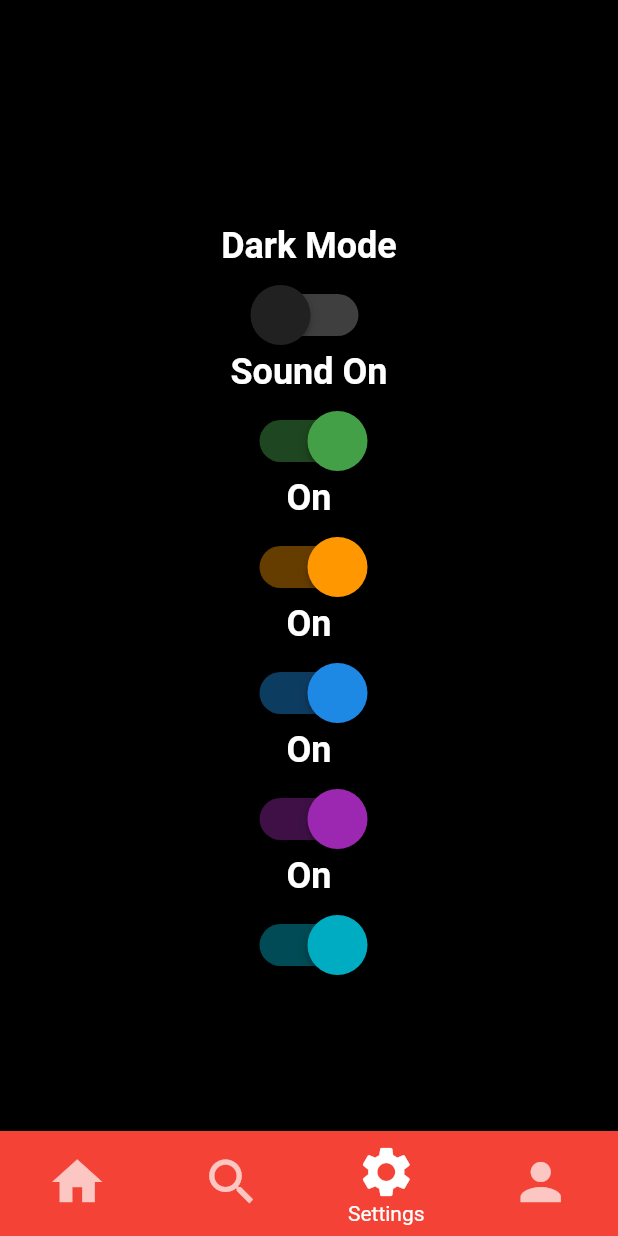
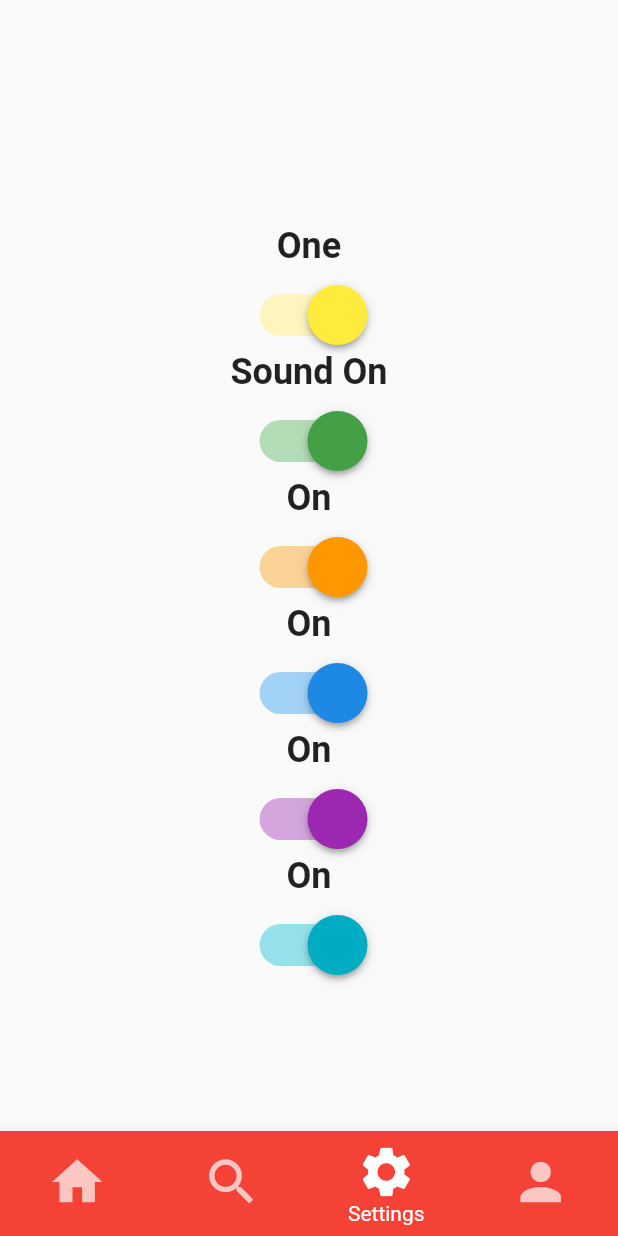
Before and after one commit to The-Law-1/Redditech, a Flutter app: the screen it shows after launch, item 3 of the bottom bar chosen, on a phone screen of 412 x 824 dp. Run offline on Flutter 3.47's test engine with Material 2 defaults, Android fonts, the phone set to English and light mode, and no system bars; missing offline and left inert: draw, flutter_web_auth; network calls fail.

Commit message:
retiring the dark mode because it seems to difficult to implemant

```diff
--- a/lib/globals_variables.dart
+++ /dev/null
@@ -1 +0,0 @@
-bool globalApparenceBool = false;
--- a/lib/main.dart
+++ b/lib/main.dart
@@ -67,7 +67,9 @@ class _MyHomePageState extends State<MyHomePage> {
             //showSelectedLabels: false,
             showUnselectedLabels: false,
             currentIndex: currentIndex,
-            onTap: (index) => setState(() => currentIndex = index),
+            onTap: (index) {
+              setState(() => currentIndex = index);
+            },
             items: const [
               BottomNavigationBarItem(
                   icon: Icon(Icons.home),
--- a/lib/pages/home_page.dart
+++ b/lib/pages/home_page.dart
@@ -2,7 +2,6 @@ import 'package:flutter/material.dart';
 import '../reddit_draw.dart';
 import '../main.dart';
 import 'package:flutter_web_auth/flutter_web_auth.dart';
-import 'package:redditech/globals_variables.dart';
 
 class HomePage extends StatelessWidget /* with RedditInfo*/ {
   HomePage({Key? key}) : super(key: key);
@@ -15,7 +14,6 @@ class HomePage extends StatelessWidget /* with RedditInfo*/ {
         // the App.build method, and use it to set our appbar title.
         title: const Text('Home'),
       ),
-      backgroundColor: globalApparenceBool ? Colors.white : Colors.black,
       body: Center(
         // tabs for HOT/BEST/NEW
         // list view of posts
--- a/lib/pages/profile_page.dart
+++ b/lib/pages/profile_page.dart
@@ -1,7 +1,6 @@
 import 'package:draw/draw.dart';
 import 'package:flutter/material.dart';
 import '../widgets/feed.dart';
-import 'package:redditech/globals_variables.dart';
 
 // ! https://www.youtube.com/watch?v=X95-2wES1II&ab_channel=JohannesMilke
 
@@ -20,7 +19,6 @@ class _ProfilePageState extends State<ProfilePage> {
   final String userBio = "John Smith's bio";
 
   List<Widget> profileElements = [];
-
   @override
   Widget build(BuildContext context) {
     profileElements = [];
@@ -28,11 +26,10 @@ class _ProfilePageState extends State<ProfilePage> {
     profileElements.addAll(createSubredditsFeed());
 
     return (Scaffold(
-        backgroundColor: globalApparenceBool ? Colors.white : Colors.black,
         body: ListView(
-      padding: EdgeInsets.zero,
-      children: profileElements,
-    )));
+          padding: EdgeInsets.zero,
+          children: profileElements,
+        )));
   }
 
   Widget buildProfileInfo() => Column(
--- a/lib/pages/settings_page.dart
+++ b/lib/pages/settings_page.dart
@@ -1,5 +1,4 @@
 import 'package:flutter/material.dart';
-import 'package:redditech/globals_variables.dart';
 
 class SettingsPage extends StatefulWidget {
   const SettingsPage({Key? key}) : super(key: key);
@@ -9,6 +8,7 @@ class SettingsPage extends StatefulWidget {
 }
 
 class _SettingsPageState extends State<SettingsPage> {
+  bool one = true;
   bool soundValue = true;
   bool three = true;
   bool four = true;
@@ -18,7 +18,6 @@ class _SettingsPageState extends State<SettingsPage> {
   @override
   Widget build(BuildContext context) {
     return (Scaffold(
-        backgroundColor: globalApparenceBool ? Colors.white : Colors.black,
         body: Center(
             child: Column(
           children: [
@@ -27,28 +26,22 @@ class _SettingsPageState extends State<SettingsPage> {
             ),
             buildButtonZone(
                 child: buildApparenceSwitch(),
-                text: globalApparenceBool ? "Light Mode" : "Dark Mode",
-                textColor: globalApparenceBool ? Colors.black : Colors.white),
+                text: one ? "One" : "Off"),
             buildButtonZone(
                 child: buildSoundSwitch(),
-                text: soundValue ? "Sound On" : "Sound Off",
-                textColor: globalApparenceBool ? Colors.black : Colors.white),
+                text: soundValue ? "Sound On" : "Sound Off"),
             buildButtonZone(
                 child: build3Switch(),
-                text: three ? "On" : "Off",
-                textColor: globalApparenceBool ? Colors.black : Colors.white),
+                text: three ? "On" : "Off"),
             buildButtonZone(
                 child: build4Switch(),
-                text: four ? "On" : "Off",
-                textColor: globalApparenceBool ? Colors.black : Colors.white),
+                text: four ? "On" : "Off"),
             buildButtonZone(
                 child: build5Switch(),
-                text: five ? "On" : "Off",
-                textColor: globalApparenceBool ? Colors.black : Colors.white),
+                text: five ? "On" : "Off"),
             buildButtonZone(
                 child: build6Switch(),
-                text: six ? "On" : "Off",
-                textColor: globalApparenceBool ? Colors.black : Colors.white),
+                text: six ? "On" : "Off"),
           ],
         ))));
   }
@@ -69,12 +62,12 @@ class _SettingsPageState extends State<SettingsPage> {
   Widget buildApparenceSwitch() => Transform.scale(
         scale: 2,
         child: Switch.adaptive(
-          activeColor: Colors.yellow[100],
+          activeColor: Colors.yellow,
           activeTrackColor: Colors.yellow.withOpacity(0.3),
-          inactiveThumbColor: Colors.grey[900],
+          inactiveThumbColor: Colors.grey[400],
           inactiveTrackColor: Colors.grey.withOpacity(0.4),
-          value: globalApparenceBool,
-          onChanged: (value) => setState(() => globalApparenceBool = value),
+          value: one,
+          onChanged: (value) => setState(() => one = value),
         ),
       );
 
@@ -137,15 +130,14 @@ class _SettingsPageState extends State<SettingsPage> {
 
   Widget buildButtonZone(
           {required Widget child,
-          required String text,
-          required Color textColor}) =>
+          required String text}) =>
       Column(
         crossAxisAlignment: CrossAxisAlignment.center,
         children: [
           Text(
             text,
-            style: TextStyle(
-                fontSize: 24, fontWeight: FontWeight.bold, color: textColor),
+            style: const TextStyle(
+                fontSize: 24, fontWeight: FontWeight.bold),
           ),
           const SizedBox(height: 8),
           child,
```
